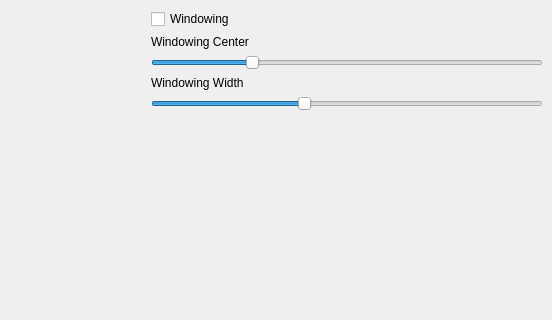
Before: the Qt Designer form src/ui/mainwindow.ui in TheChrizZly/LibreCTS, drawn with Qt 5; both pictures show x 648 to 1200 and y 0 to 320 of the 1200 by 720 pixel window.
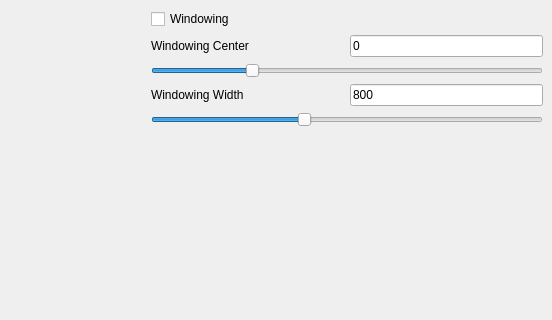
After: the same form once the commit is applied. Custom widgets are drawn as their Qt base class.

Commit message: Added visualization of the Windowing Values

```diff
--- a/src/ui/mainwindow.ui
+++ b/src/ui/mainwindow.ui
@@ -88,6 +88,8 @@
          </widget>
         </item>
         <item>
+         <layout class="QHBoxLayout" name="horizontalLayout_5" stretch="1,1">
+          <item>
          <widget class="QLabel" name="windowCenterLabel">
           <property name="text">
            <string>Windowing Center</string>
@@ -95,6 +97,18 @@
          </widget>
         </item>
         <item>
+           <widget class="QLineEdit" name="windowingCenterValue">
+            <property name="text">
+             <string>0</string>
+            </property>
+            <property name="maxLength">
+             <number>4</number>
+            </property>
+           </widget>
+          </item>
+         </layout>
+        </item>
+        <item>
          <widget class="QSlider" name="windowCenterSlider">
           <property name="sizePolicy">
            <sizepolicy hsizetype="Expanding" vsizetype="Fixed">
@@ -120,6 +134,8 @@
          </widget>
         </item>
         <item>
+         <layout class="QHBoxLayout" name="horizontalLayout_6" stretch="1,1">
+          <item>
          <widget class="QLabel" name="windowWidthLabel">
           <property name="text">
            <string>Windowing Width</string>
@@ -127,6 +143,18 @@
          </widget>
         </item>
         <item>
+           <widget class="QLineEdit" name="windowingWidthValue">
+            <property name="text">
+             <string>800</string>
+            </property>
+            <property name="maxLength">
+             <number>4</number>
+            </property>
+           </widget>
+          </item>
+         </layout>
+        </item>
+        <item>
          <widget class="QSlider" name="windowWidthSlider">
           <property name="maximum">
            <number>2059</number>
@@ -140,6 +168,9 @@
           <property name="orientation">
            <enum>Qt::Orientation::Horizontal</enum>
           </property>
+          <property name="tickPosition">
+           <enum>QSlider::TickPosition::NoTicks</enum>
+          </property>
          </widget>
         </item>
         <item>
```
Lines whose indentation alone changed are shown as unchanged. The commit also changes 4 other files.
